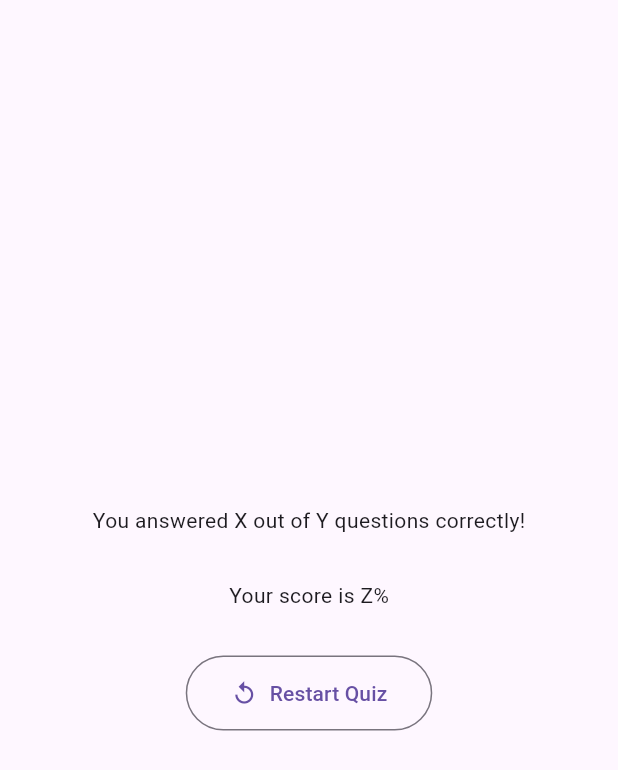
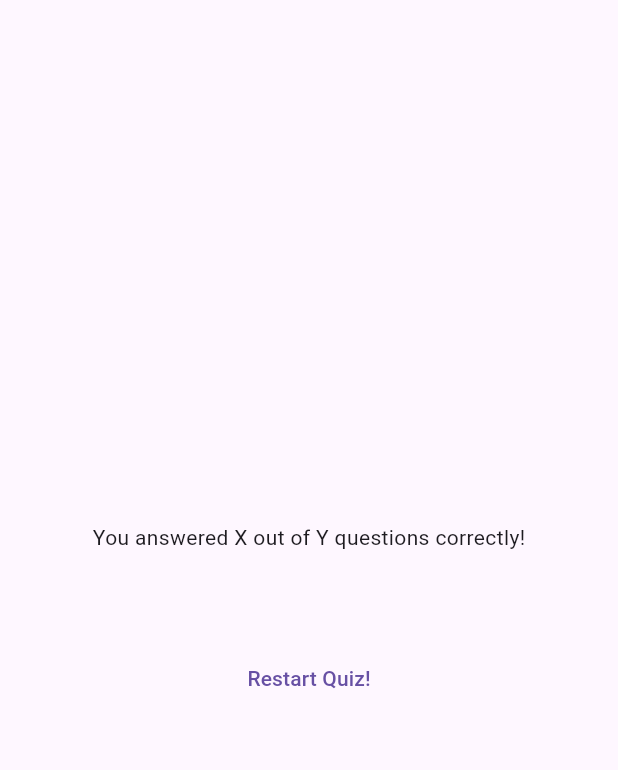
Before and after one commit to MutumaDerick/Quiz-App, a Flutter app: the ResultsScreen widget shown alone on an empty page, opened directly with empty values, on a phone screen of 412 x 824 dp. Shown: the top 770 px of the screen. Run offline on Flutter 3.47's test engine with Material 3 defaults, Android fonts, the phone set to English and light mode, and no system bars; our stand-ins replace google_fonts.

Commit message:
Fixing bugs

```diff
--- a/lib/quiz.dart
+++ b/lib/quiz.dart
@@ -18,7 +18,7 @@ class _QuizState extends State<Quiz> {
   void switchScreen() {
     setState(() {
       selectedAnswers = [];
-      activeScreen = 'start-screen';
+      activeScreen = 'questions-screen';
     });
   }
 
@@ -27,7 +27,6 @@ class _QuizState extends State<Quiz> {
 
     if (selectedAnswers.length == questions.length) {
       setState(() {
-        selectedAnswers = [];
         activeScreen = 'results-screen';
       });
     }
--- a/lib/results_screen.dart
+++ b/lib/results_screen.dart
@@ -1,5 +1,6 @@
 import 'package:flutter/material.dart';
 import 'package:quiz_app/data/question.dart';
+import 'package:quiz_app/question_summary.dart';
 
 class ResultsScreen extends StatelessWidget {
   const ResultsScreen({
@@ -19,8 +20,8 @@ class ResultsScreen extends StatelessWidget {
       summary.add({
         'question_index': i,
         'question': questions[i].text,
-        'chosenAnswer': chosenAnswers[i],
-        'correctAnswer': questions[i].answers[0],
+        'user_answer': chosenAnswers[i],
+        'correct_answer': questions[i].answers[0],
         'isCorrect': isCorrect,
       });
     }
@@ -39,24 +40,14 @@ class ResultsScreen extends StatelessWidget {
             children: [
               const Text('You answered X out of Y questions correctly!'),
               const SizedBox(height: 30),
-              const Text('Your score is Z%'),
+              QuestionsSummary(summaryData: getSummaryData()),
               const SizedBox(height: 30),
-              OutlinedButton.icon(
+              TextButton(
                 onPressed: () {
-                  // Restart the quiz
+                  //
                 },
-                style: OutlinedButton.styleFrom(
-                  padding: const EdgeInsets.symmetric(
-                    vertical: 15,
-                    horizontal: 30,
-                  ),
-                  shape: RoundedRectangleBorder(
-                    borderRadius: BorderRadius.circular(30),
-                  ),
-                ),
-                icon: const Icon(Icons.replay),
-                label: const Text('Restart Quiz'),
-              ),
+                child: const Text('Restart Quiz!'),
+              )
             ],
           )),
     );
```
Also changed, not shown: lib/question_summary.dart (+8 -1 lines).
